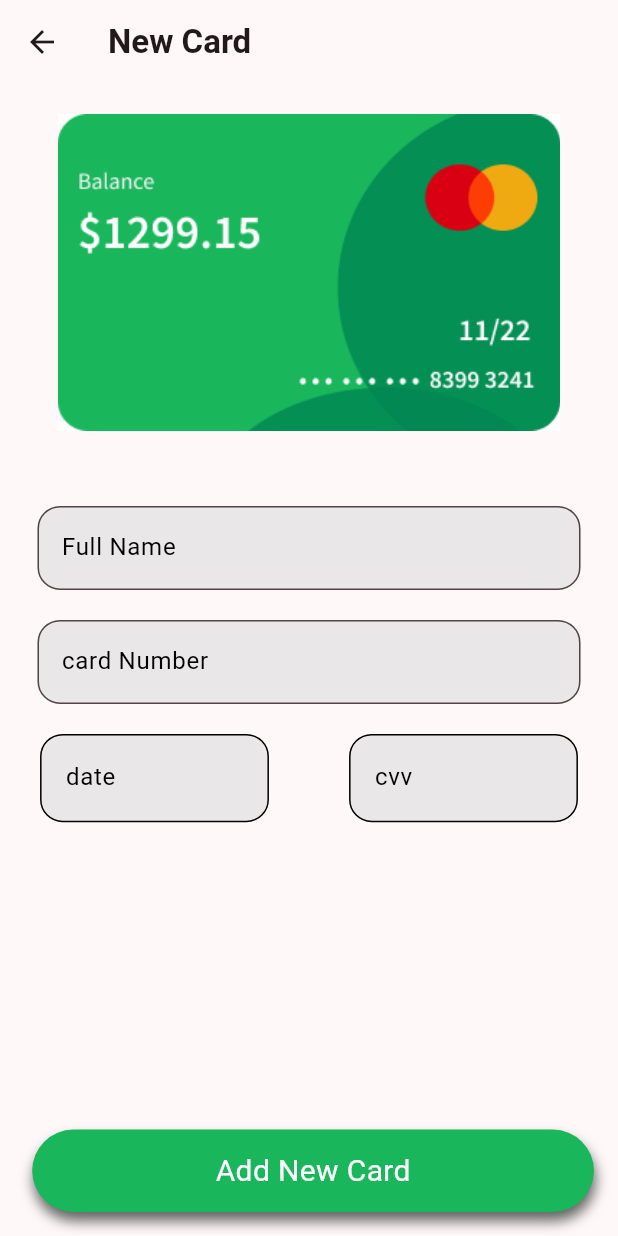
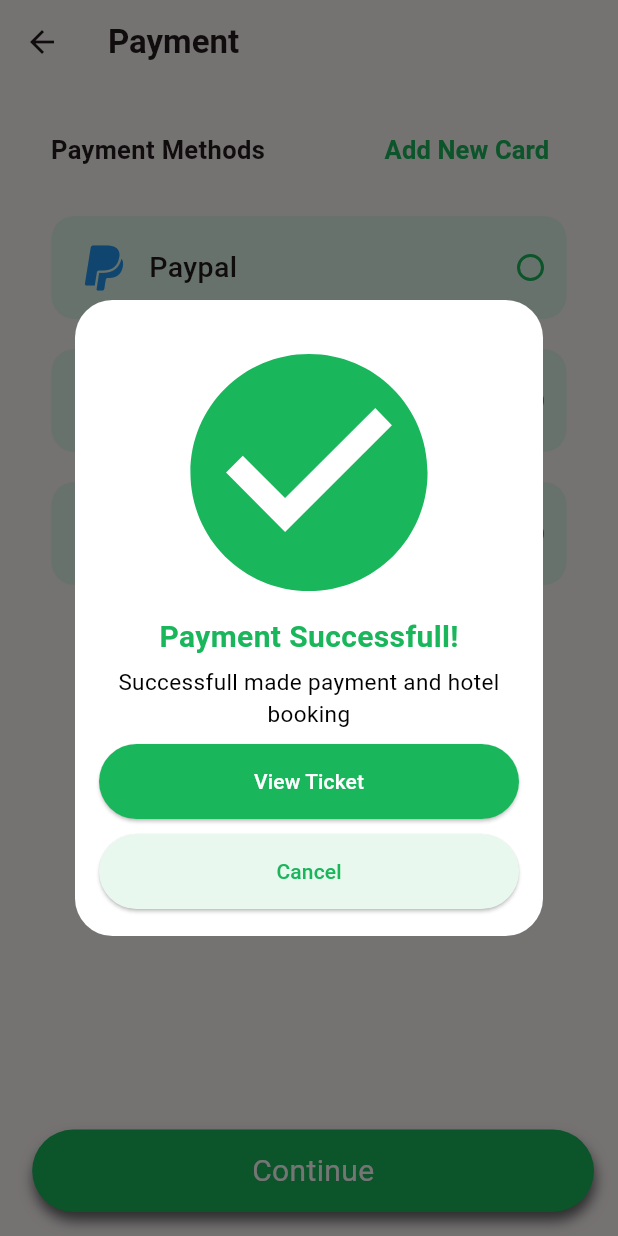
Before and after one commit to SathiaPang/KiloHotel, a Flutter app: the PayMent1 screen opened directly, after a tap on "Continue", on a phone screen of 412 x 824 dp. Run offline on Flutter 3.47's test engine with Material 3 defaults, Android fonts, the phone set to English and light mode, and no system bars; our stand-ins replace get, intl_phone_field, shared_preferences, syncfusion_flutter_datepicker; missing offline and left inert: dotted_dashed_line; accounts and stored records are empty; network calls fail.

Commit message:
Update Screen and Done Dailog Payment

```diff
--- a/lib/view/auth/signIn/signInScreen.dart
+++ b/lib/view/auth/signIn/signInScreen.dart
@@ -61,15 +61,7 @@ class SigninScreen extends StatelessWidget {
             _buildButton(),
 
             // Test Botton soklay
-            SizedBox(
-              height: 10,
-            ),
-            ElevatedButton(
-                onPressed: () {
-                  Get.to(const SelectDate());
-                },
-                child: Text("Select Date Screen")),
-            // ======================
+
             Spacer(),
             _buildDontHaveAccount(context)
           ]),
--- /dev/null
+++ b/lib/view/dialogPayment/dialogPayment.dart
@@ -0,0 +1,80 @@
+import 'package:flutter/material.dart';
+import 'package:get/get.dart';
+import 'package:hotel/constant.dart';
+import 'package:hotel/view/Profile/ticket.dart';
+
+class DialogPayMent extends StatelessWidget {
+  const DialogPayMent({super.key});
+
+  @override
+  Widget build(BuildContext context) {
+    return SafeArea(
+      child: Padding(
+        padding: const EdgeInsets.symmetric(horizontal: 50, vertical: 200),
+        child: Scaffold(
+          backgroundColor: Colors.transparent,
+          body: Container(
+            height: double.infinity,
+            width: double.infinity,
+            decoration: BoxDecoration(
+                color: white, borderRadius: BorderRadius.circular(25)),
+            child: Column(
+              children: [
+                SizedBox(
+                  height: 20,
+                ),
+                Icon(
+                  Icons.check_circle,
+                  size: 190,
+                  color: green,
+                ),
+                Text(
+                  "Payment Successfull!",
+                  style: TextStyle(
+                      color: green, fontWeight: FontWeight.w700, fontSize: 20),
+                ),
+                SizedBox(
+                  height: 5,
+                ),
+                Text(
+                  "Successfull made payment and hotel booking",
+                  textAlign: TextAlign.center,
+                  style: TextStyle(
+                      color: black, fontWeight: FontWeight.w400, fontSize: 15),
+                ),
+                SizedBox(
+                  height: 10,
+                ),
+                _buildViewTicket(),
+                SizedBox(
+                  height: 10,
+                ),
+                _buildCancel()
+              ],
+            ),
+          ),
+        ),
+      ),
+    );
+  }
+
+  Widget _buildViewTicket() => ElevatedButton(
+      style: ElevatedButton.styleFrom(
+          backgroundColor: green, minimumSize: Size(280, 50)),
+      onPressed: () {
+        Get.to(TicketScreen());
+      },
+      child: Text(
+        "View Ticket",
+        style: TextStyle(color: white),
+      ));
+
+  Widget _buildCancel() => ElevatedButton(
+      style: ElevatedButton.styleFrom(
+          backgroundColor: greenAccent, minimumSize: Size(280, 50)),
+      onPressed: () {},
+      child: Text(
+        "Cancel",
+        style: TextStyle(color: green),
+      ));
+}
--- a/lib/view/soklay/cancelHotel.dart
+++ b/lib/view/soklay/cancelHotel.dart
@@ -142,7 +142,7 @@ class CancelHotelState extends State<CancelHotel> {
 
   Widget _buildBottonContinue() => InkWell(
         onTap: () {
-          Get.offAll(ProFile());
+          // Get.offAll(ProFile());
         },
         child: Container(
           height: Get.height / 15,
--- a/lib/view/soklay/payment1.dart
+++ b/lib/view/soklay/payment1.dart
@@ -1,6 +1,8 @@
 import 'package:flutter/material.dart';
 import 'package:get/get.dart';
 import 'package:hotel/constant.dart';
+import 'package:hotel/view/Profile/ticket.dart';
+import 'package:hotel/view/dialogPayment/dialogPayment.dart';
 import 'package:hotel/view/soklay/newCard.dart';
 
 class PayMent1 extends StatefulWidget {
@@ -153,7 +155,8 @@ class _PayMent1State extends State<PayMent1> {
 
   Widget _buildBottonContinue() => InkWell(
         onTap: () {
-          Get.to(const NewCard());
+          // Get.to(const TicketScreen());
+          Get.dialog(DialogPayMent());
         },
         child: Container(
           height: Get.height / 15,
--- a/pubspec.yaml
+++ b/pubspec.yaml
@@ -42,6 +42,7 @@ dependencies:
   curved_navigation_bar: ^1.0.3
   quickalert: ^1.0.2
   dotted_dashed_line: ^0.0.3
+
 
 dev_dependencies:
   intl_phone_field: ^3.1.0
```
Also changed, not shown: lib/main.dart (+3 -4 lines), lib/view/home/demoCategory.dart (+13 -6 lines), lib/view/satya/booking_detail/booking_detail_1.dart (+15 -0 lines).
